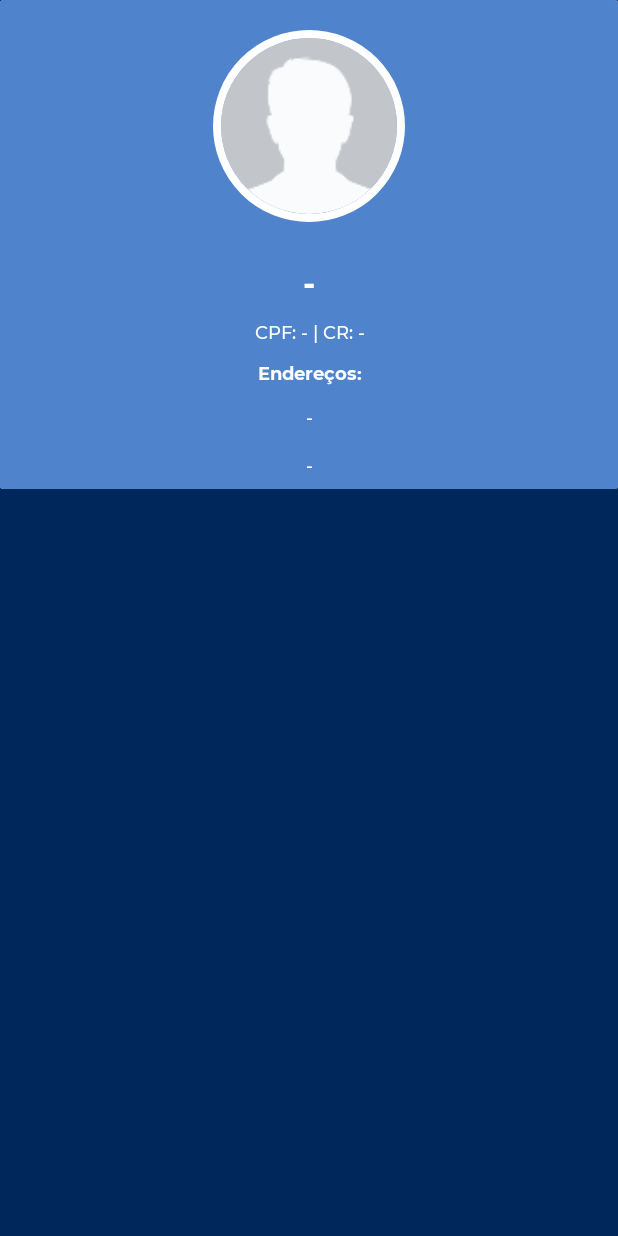
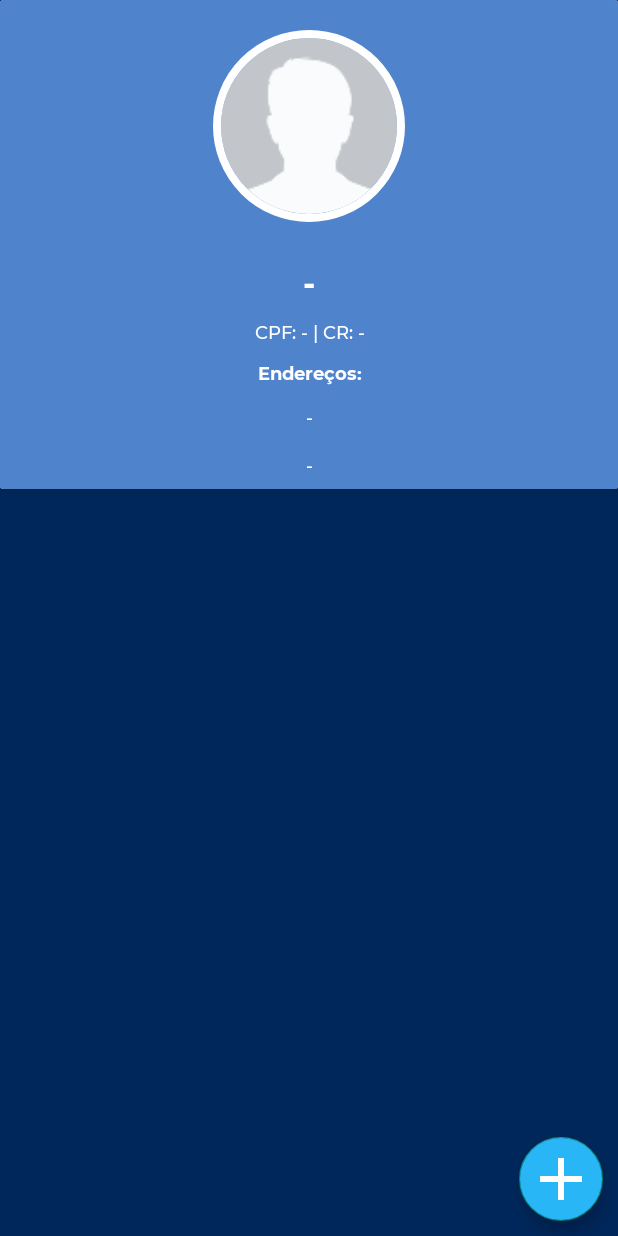
Before and after one commit to Wolfterro/CRManager-App, an Android app: the MainActivity screen opened directly, with no data from a screen before it, on a phone screen of 412 x 824 dp. Run offline under Robolectric (Android 15) with nearby library versions, the light colour scheme and no system bars; our stand-ins replace CircleImageView, Picasso; pictures from the network do not load; 1 statement that could not run was skipped.

Commit message:
Adding floating action button

```diff
--- a/app/src/main/java/com/github/wolfterro/crmanager/process/Process.java
+++ b/app/src/main/java/com/github/wolfterro/crmanager/process/Process.java
@@ -11,8 +11,6 @@ import com.github.wolfterro.crmanager.adapters.ProcessListAdapter;
 import com.github.wolfterro.crmanager.utils.API;
 
 import org.json.JSONArray;
-import org.json.JSONException;
-import org.json.JSONObject;
 
 public class Process extends Thread {
     public Activity activity;
@@ -30,15 +28,13 @@ public class Process extends Thread {
 
         if(processList != null) {
             this.processList = processList;
-            setProcessListOnActivity(processList);
+            setProcessListOnActivity();
         } else {
             showToast(this.activity, this.activity.getString(R.string.couldNotRetrieveProcessList));
         }
     }
 
-    public void setProcessListOnActivity(JSONArray processList) {
-//        this.processListView.setHasFixedSize(true);
-
+    public void setProcessListOnActivity() {
         LinearLayoutManager linearLayoutManager = new LinearLayoutManager(this.activity);
         linearLayoutManager.setOrientation(LinearLayoutManager.VERTICAL);
         this.processListView.setLayoutManager(linearLayoutManager);
--- a/app/src/main/java/com/github/wolfterro/crmanager/utils/Utils.java
+++ b/app/src/main/java/com/github/wolfterro/crmanager/utils/Utils.java
@@ -33,14 +33,20 @@ public class Utils {
         try {
             String address = addressJson.getString("address");
             String number = addressJson.getString("number");
-            String complement = addressJson.getString("complement");
+            String complement = null;
+            if(!addressJson.isNull("complement")) {
+               complement = addressJson.getString("complement");
+            } else {
+                complement = "";
+            }
+
             String zipCode = addressJson.getString("zip_code");
             String city = addressJson.getString("city");
             String neighborhood = addressJson.getString("neighborhood");
             String uf = addressJson.getString("uf");
 
             String templateString = "%s, %s%s CEP: %s - %s - %s, %s";
-            if(complement != null || !complement.equals("")) {
+            if(!complement.equals("")) {
                 return String.format(
                         templateString,
                         address,
--- /dev/null
+++ b/app/src/main/res/drawable/ic_baseline_add_24.xml
@@ -0,0 +1,5 @@
+<vector android:height="24dp" android:tint="#FFFFFF"
+    android:viewportHeight="24" android:viewportWidth="24"
+    android:width="24dp" xmlns:android="http://schemas.android.com/apk/res/android">
+    <path android:fillColor="@android:color/white" android:pathData="M19,13h-6v6h-2v-6H5v-2h6V5h2v6h6v2z"/>
+</vector>
--- a/app/src/main/res/layout/activity_main.xml
+++ b/app/src/main/res/layout/activity_main.xml
@@ -1,11 +1,13 @@
 <?xml version="1.0" encoding="utf-8"?>
-<androidx.constraintlayout.widget.ConstraintLayout xmlns:android="http://schemas.android.com/apk/res/android"
+<RelativeLayout xmlns:android="http://schemas.android.com/apk/res/android"
     xmlns:app="http://schemas.android.com/apk/res-auto"
     xmlns:tools="http://schemas.android.com/tools"
     android:layout_width="match_parent"
     android:layout_height="match_parent"
     android:background="@color/crmanager_colorPrimaryDark"
     android:backgroundTint="@color/crmanager_colorPrimaryDark"
+    android:descendantFocusability="beforeDescendants"
+    android:focusableInTouchMode="true"
     tools:context=".MainActivity">
 
     <ScrollView
@@ -19,7 +21,8 @@
 
             <androidx.cardview.widget.CardView
                 android:layout_width="match_parent"
-                android:layout_height="wrap_content">
+                android:layout_height="wrap_content"
+                android:layout_marginBottom="10dp">
 
                 <LinearLayout
                     android:layout_width="match_parent"
@@ -108,4 +111,19 @@
 
     </ScrollView>
 
-</androidx.constraintlayout.widget.ConstraintLayout>
+    <com.google.android.material.floatingactionbutton.FloatingActionButton
+        android:id="@+id/floatingActionButton"
+        android:layout_width="120dp"
+        android:layout_height="120dp"
+        android:layout_alignParentEnd="true"
+        android:layout_alignParentBottom="true"
+        android:layout_gravity="bottom"
+        android:layout_marginEnd="10dp"
+        android:layout_marginBottom="10dp"
+        android:clickable="true"
+        android:focusable="true"
+        android:backgroundTint="@color/crmanager_blue"
+        app:maxImageSize="48dp"
+        app:srcCompat="@drawable/ic_baseline_add_24" />
+
+</RelativeLayout>
--- a/app/src/main/res/values/colors.xml
+++ b/app/src/main/res/values/colors.xml
@@ -14,4 +14,5 @@
     <color name="crmanager_colorPrimaryAlt">#80d8ff</color>
     <color name="crmanager_yellow">#ffeb3b</color>
     <color name="crmanager_black">#212121</color>
+    <color name="crmanager_blue">#29b6f6</color>
 </resources>
```
